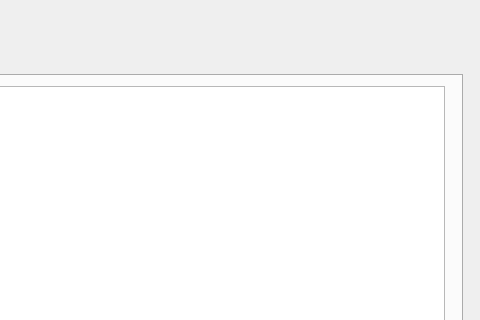
Old version of the form adminpage.ui in the repository BilalUsmani02/OrderHub; both pictures show x 698 to 1178 and y 0 to 320 of the 1178 by 589 pixel window.
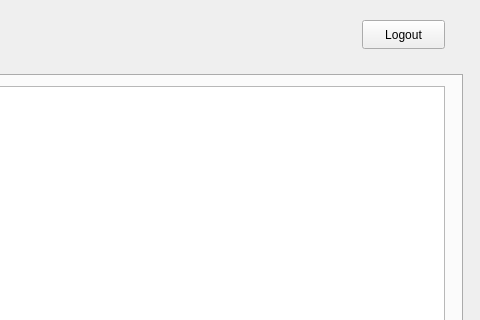
New version of the form.

```diff
--- a/adminpage.ui
+++ b/adminpage.ui
@@ -56,6 +56,19 @@
     </widget>
    </widget>
   </widget>
+  <widget class="QPushButton" name="logout">
+   <property name="geometry">
+    <rect>
+     <x>1060</x>
+     <y>20</y>
+     <width>83</width>
+     <height>29</height>
+    </rect>
+   </property>
+   <property name="text">
+    <string>Logout</string>
+   </property>
+  </widget>
  </widget>
  <resources/>
  <connections/>
```
